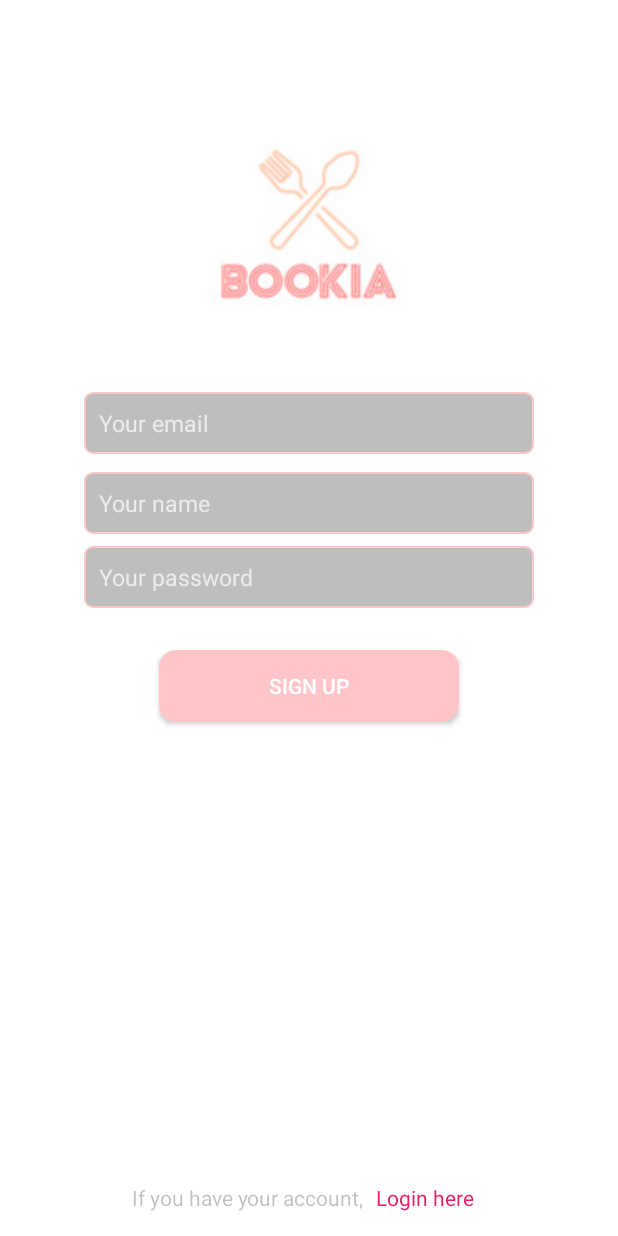
After one commit to anhphuong98/20192_booking_app, an Android app: the Register screen opened directly, with no data from a screen before it, on a phone screen of 412 x 824 dp. The commit adds this screen. Run offline under Robolectric (Android 15) with nearby library versions, the phone set to English and light mode, and no system bars.

Commit message:
register screen update

```diff
--- /dev/null
+++ b/app/src/main/java/com/example/booking_app/activity/Register.java
@@ -0,0 +1,54 @@
+package com.example.booking_app.activity;
+
+import androidx.appcompat.app.AppCompatActivity;
+
+import android.content.Intent;
+import android.os.Bundle;
+import android.view.View;
+import android.widget.Button;
+import android.widget.EditText;
+import android.widget.ImageView;
+import android.widget.TextView;
+
+import com.example.booking_app.R;
+
+import org.w3c.dom.Text;
+
+public class Register extends AppCompatActivity {
+
+    ImageView img;
+    EditText name, email, password;
+    Button signup;
+    TextView regis1, regis2;
+    @Override
+    protected void onCreate(Bundle savedInstanceState) {
+        super.onCreate(savedInstanceState);
+        setContentView(R.layout.activity_register);
+
+        init();
+
+        signup.setOnClickListener(new View.OnClickListener() {
+            @Override
+            public void onClick(View view) {
+                Intent intent = new Intent(Register.this, MainActivity.class);
+                startActivity(intent);
+            }
+        });
+        regis2.setOnClickListener(new View.OnClickListener() {
+            @Override
+            public void onClick(View view) {
+                Intent intent = new Intent(Register.this, Login.class);
+                startActivity(intent);
+            }
+        });
+    }
+    private void init(){
+        img = (ImageView) findViewById(R.id.logo);
+        name = (EditText) findViewById(R.id.edtname);
+        email= (EditText) findViewById(R.id.edtmail);
+        password = (EditText) findViewById(R.id.edtpass);
+        signup = (Button) findViewById(R.id.register);
+        regis1 = (TextView) findViewById(R.id.regis1);
+        regis2 = (TextView) findViewById(R.id.regis2);
+    }
+}
--- /dev/null
+++ b/app/src/main/res/anim/enter.xml
@@ -0,0 +1,6 @@
+<?xml version="1.0" encoding="utf-8"?>
+<set xmlns:android="http://schemas.android.com/apk/res/android">
+    <translate android:fromXDelta="100%"
+        android:toXDelta="0%"
+        android:duration="500"/>
+</set>
--- /dev/null
+++ b/app/src/main/res/anim/out.xml
@@ -0,0 +1,6 @@
+<?xml version="1.0" encoding="utf-8"?>
+<set xmlns:android="http://schemas.android.com/apk/res/android">
+    <translate android:fromXDelta="0%"
+        android:toXDelta="-100%"
+        android:duration="500"/>
+</set>
--- /dev/null
+++ b/app/src/main/res/drawable/buttonstyle.xml
@@ -0,0 +1,8 @@
+<shape xmlns:android="http://schemas.android.com/apk/res/android"
+    android:shape="rectangle">
+    <solid android:color="#FFC5C9" />
+    <stroke android:width="3.5dp"
+        android:color="#FFC5C9" />
+    <corners
+        android:radius="10dp"/>
+</shape>
--- /dev/null
+++ b/app/src/main/res/drawable/inputstyle.xml
@@ -0,0 +1,9 @@
+<shape xmlns:android="http://schemas.android.com/apk/res/android"
+    android:shape="rectangle"
+    >
+    <solid android:color="#41000000"  />
+    <stroke android:width="1.5dp"
+        android:color="#FFC5C9" />
+    <corners
+        android:radius="5dp"/>
+</shape>
--- /dev/null
+++ b/app/src/main/res/layout/activity_register.xml
@@ -0,0 +1,124 @@
+<?xml version="1.0" encoding="utf-8"?>
+<androidx.constraintlayout.widget.ConstraintLayout xmlns:android="http://schemas.android.com/apk/res/android"
+    xmlns:app="http://schemas.android.com/apk/res-auto"
+    xmlns:tools="http://schemas.android.com/tools"
+    android:layout_width="match_parent"
+    android:layout_height="match_parent"
+    android:background="#ffffff"
+    tools:context=".activity.Register">
+
+    <ImageView
+        android:id="@+id/logo"
+        android:layout_width="232dp"
+        android:layout_height="225dp"
+        android:layout_marginStart="88dp"
+        android:layout_marginLeft="88dp"
+        android:layout_marginTop="36dp"
+        android:layout_marginEnd="88dp"
+        android:layout_marginRight="88dp"
+        app:layout_constraintEnd_toEndOf="parent"
+        app:layout_constraintStart_toStartOf="parent"
+        app:layout_constraintTop_toTopOf="parent"
+        app:srcCompat="@drawable/bookia" />
+
+    <EditText
+        android:id="@+id/edtmail"
+        android:layout_width="300dp"
+        android:layout_height="wrap_content"
+        android:layout_marginStart="64dp"
+        android:layout_marginLeft="64dp"
+        android:layout_marginEnd="64dp"
+        android:layout_marginRight="64dp"
+        android:background="@drawable/inputstyle"
+        android:ems="10"
+        android:hint="Your email"
+        android:inputType="textEmailAddress"
+        android:padding="10dp"
+        android:textSize="15dp"
+        app:layout_constraintEnd_toEndOf="parent"
+        app:layout_constraintStart_toStartOf="parent"
+        app:layout_constraintTop_toBottomOf="@+id/logo" />
+
+    <EditText
+        android:id="@+id/edtname"
+        android:layout_width="300dp"
+        android:layout_height="wrap_content"
+        android:layout_marginStart="64dp"
+        android:layout_marginLeft="64dp"
+        android:layout_marginTop="12dp"
+        android:layout_marginEnd="64dp"
+        android:layout_marginRight="64dp"
+        android:background="@drawable/inputstyle"
+        android:ems="10"
+        android:hint="Your name"
+        android:inputType="textPersonName"
+        android:padding="10dp"
+        android:textSize="15dp"
+        app:layout_constraintEnd_toEndOf="parent"
+        app:layout_constraintStart_toStartOf="parent"
+        app:layout_constraintTop_toBottomOf="@+id/edtmail" />
+
+    <EditText
+        android:id="@+id/edtpass"
+        android:layout_width="300dp"
+        android:layout_height="wrap_content"
+        android:layout_marginStart="64dp"
+        android:layout_marginLeft="64dp"
+        android:layout_marginTop="8dp"
+        android:layout_marginEnd="64dp"
+        android:layout_marginRight="64dp"
+        android:background="@drawable/inputstyle"
+        android:ems="10"
+        android:hint="Your password"
+        android:inputType="textPassword"
+        android:padding="10dp"
+        android:textSize="15dp"
+        app:layout_constraintEnd_toEndOf="parent"
+        app:layout_constraintStart_toStartOf="parent"
+        app:layout_constraintTop_toBottomOf="@+id/edtname" />
+
+    <Button
+        android:id="@+id/register"
+        android:layout_width="200dp"
+        android:layout_height="wrap_content"
+        android:layout_marginStart="112dp"
+        android:layout_marginLeft="112dp"
+        android:layout_marginTop="28dp"
+        android:layout_marginEnd="112dp"
+        android:layout_marginRight="112dp"
+        android:background="@drawable/buttonstyle"
+        android:text="Sign up"
+        android:textColor="#FFFFFF"
+        app:layout_constraintEnd_toEndOf="parent"
+        app:layout_constraintStart_toStartOf="parent"
+        app:layout_constraintTop_toBottomOf="@+id/edtpass" />
+
+    <TextView
+        android:id="@+id/regis2"
+        android:layout_width="wrap_content"
+        android:layout_height="wrap_content"
+        android:layout_marginStart="8dp"
+        android:layout_marginLeft="8dp"
+        android:layout_marginEnd="74dp"
+        android:layout_marginRight="74dp"
+        android:layout_marginBottom="16dp"
+        android:text="Login here"
+        android:textColor="#E91E63"
+        app:layout_constraintBottom_toBottomOf="parent"
+        app:layout_constraintEnd_toEndOf="parent"
+        app:layout_constraintHorizontal_bias="0.0"
+        app:layout_constraintStart_toEndOf="@+id/regis1" />
+
+    <TextView
+        android:id="@+id/regis1"
+        android:layout_width="wrap_content"
+        android:layout_height="wrap_content"
+        android:layout_marginStart="88dp"
+        android:layout_marginLeft="88dp"
+        android:layout_marginBottom="16dp"
+        android:text="If you have your account,"
+        android:textColor="#40000000"
+        app:layout_constraintBottom_toBottomOf="parent"
+        app:layout_constraintStart_toStartOf="parent" />
+
+</androidx.constraintlayout.widget.ConstraintLayout>
--- a/app/src/main/res/values/colors.xml
+++ b/app/src/main/res/values/colors.xml
@@ -1,6 +1,6 @@
 <?xml version="1.0" encoding="utf-8"?>
 <resources>
     <color name="colorPrimary">#6200EE</color>
-    <color name="colorPrimaryDark">#3700B3</color>
+    <color name="colorPrimaryDark">#000000</color>
     <color name="colorAccent">#03DAC5</color>
 </resources>
--- a/app/src/main/res/values/strings.xml
+++ b/app/src/main/res/values/strings.xml
@@ -1,3 +1,3 @@
 <resources>
-    <string name="app_name">Booking_App</string>
+    <string name="app_name">BookiA</string>
 </resources>
--- a/app/src/main/res/values/styles.xml
+++ b/app/src/main/res/values/styles.xml
@@ -7,5 +7,10 @@
         <item name="colorPrimaryDark">@color/colorPrimaryDark</item>
         <item name="colorAccent">@color/colorAccent</item>
     </style>
+    <style name="Noactionbar" parent="Theme.AppCompat.NoActionBar">
+        <item name="colorPrimary">@color/colorPrimary</item>
+        <item name="colorPrimaryDark">@color/colorPrimaryDark</item>
+        <item name="colorAccent">@color/colorAccent</item>
+    </style>
 
 </resources>
```
Also changed, not shown: app/src/main/AndroidManifest.xml (+5 -3 lines), app/src/main/java/com/example/booking_app/MainActivity.java (deleted, +0 -14 lines), app/src/main/java/com/example/booking_app/activity/Login.java (added, +32 -0 lines), app/src/main/java/com/example/booking_app/activity/MainActivity.java (added, +31 -0 lines), app/src/main/res/layout/activity_login.xml (added, +20 -0 lines), app/src/main/res/layout/activity_main.xml (+13 -1 lines), app/src/main/res/drawable-v24/spoon.png (added), app/src/main/res/drawable/bookia.jpg (added), 2 other files.
